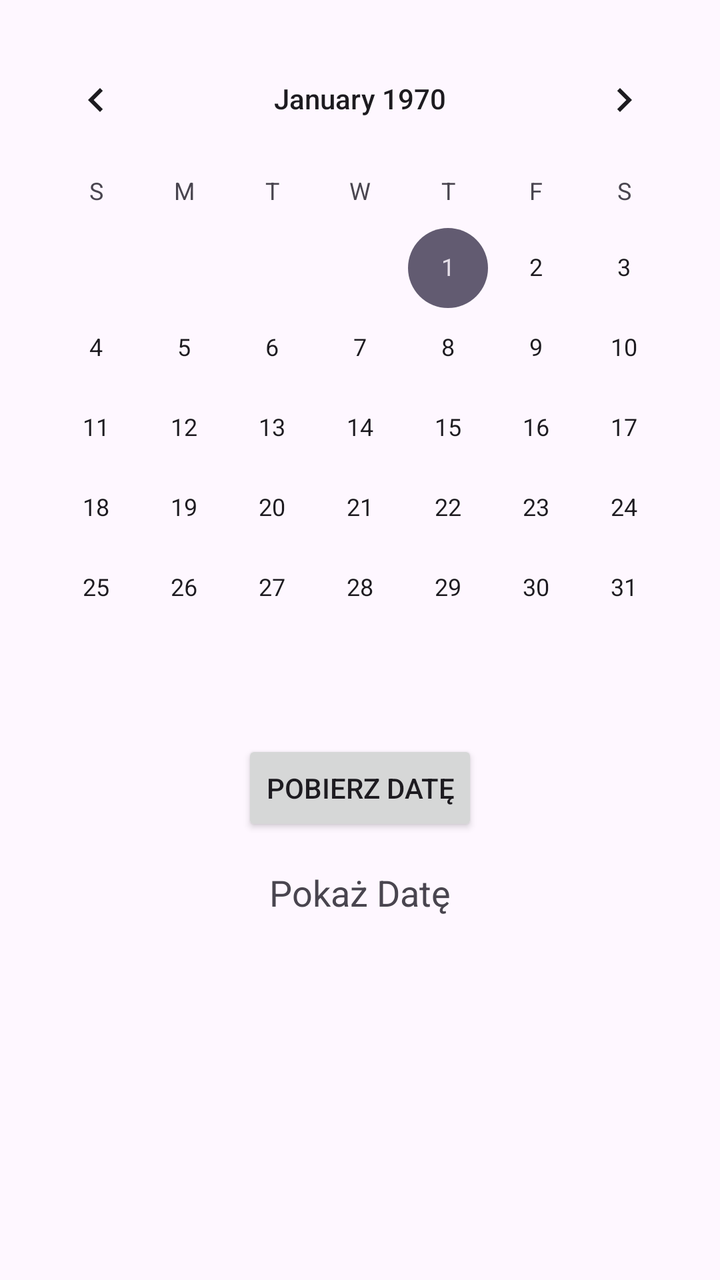
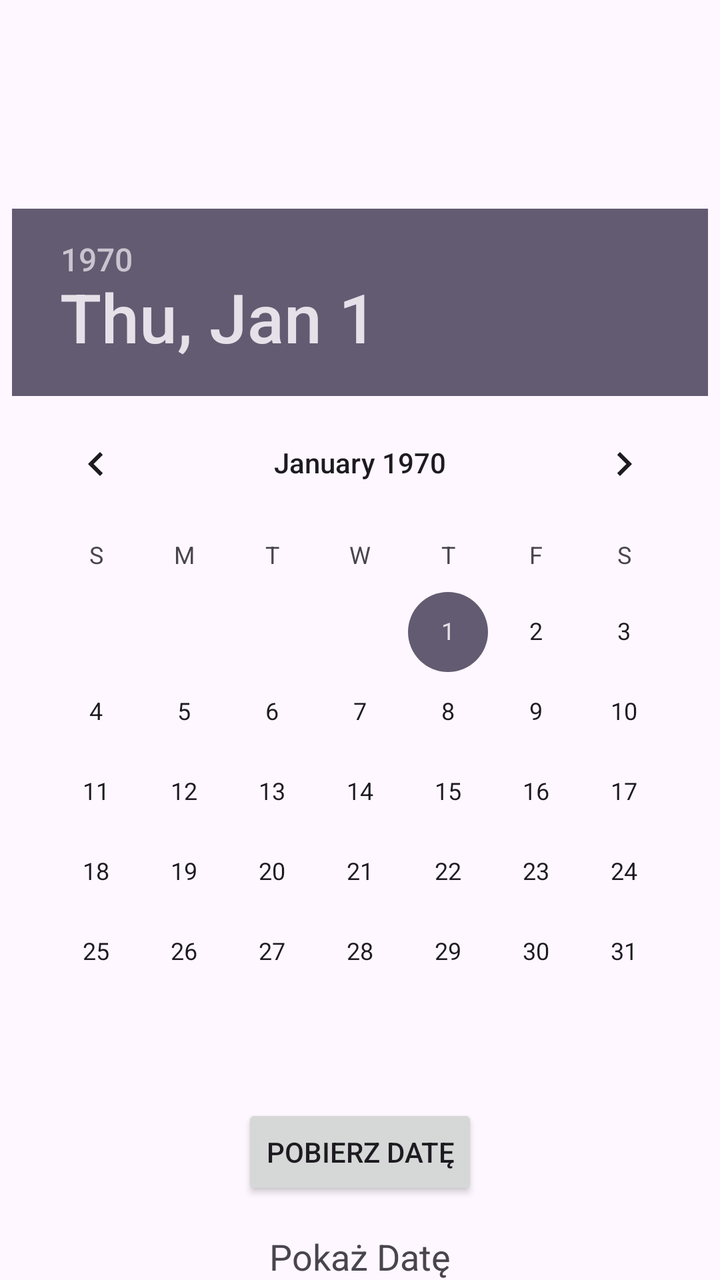

Compare the two renders of this Android layout. The source of the first and the diff that turns it into the second are given below.
<!-- AndroidManifest.xml: application theme Theme.CalendarApp -->
<!-- res/layout/activity_main.xml -->
<?xml version="1.0" encoding="utf-8"?>
<androidx.constraintlayout.widget.ConstraintLayout
    xmlns:android="http://schemas.android.com/apk/res/android"
    xmlns:app="http://schemas.android.com/apk/res-auto"
    xmlns:tools="http://schemas.android.com/tools"
    android:id="@+id/main"
    android:layout_width="match_parent"
    android:layout_height="match_parent"
    tools:context=".MainActivity">

    <CalendarView
        android:id="@+id/calendarView"
        android:layout_width="wrap_content"
        android:layout_height="wrap_content"
        app:layout_constraintTop_toTopOf="parent"
        app:layout_constraintStart_toStartOf="parent"
        app:layout_constraintEnd_toEndOf="parent"
        android:layout_marginTop="16dp" />

    <Button
        android:id="@+id/button"
        android:layout_width="wrap_content"
        android:layout_height="wrap_content"
        android:text="Pobierz Datę"
        app:layout_constraintTop_toBottomOf="@id/calendarView"
        app:layout_constraintStart_toStartOf="parent"
        app:layout_constraintEnd_toEndOf="parent"
        android:layout_marginTop="16dp" />

    <TextView
        android:id="@+id/textView"
        android:layout_width="wrap_content"
        android:layout_height="wrap_content"
        android:text="Pokaż Datę"
        android:textSize="18sp"
        app:layout_constraintTop_toBottomOf="@id/button"
        app:layout_constraintStart_toStartOf="parent"
        app:layout_constraintEnd_toEndOf="parent"
        android:layout_marginTop="16dp" />

</androidx.constraintlayout.widget.ConstraintLayout>
<!-- resources referenced by this layout -->
<resources>
  <style name="Theme.CalendarApp" parent="Base.Theme.CalendarApp" />
  <style name="Base.Theme.CalendarApp" parent="Theme.Material3.DayNight.NoActionBar">
          
          
      </style>
</resources>

<!-- the commit's change to res/layout/activity_main.xml (unified diff, before → after) -->
@@ -8,21 +8,22 @@
     android:layout_height="match_parent"
     tools:context=".MainActivity">
 
-    <CalendarView
-        android:id="@+id/calendarView"
+    <DatePicker
+        android:id="@+id/datePicker"
         android:layout_width="wrap_content"
         android:layout_height="wrap_content"
-        app:layout_constraintTop_toTopOf="parent"
+        android:datePickerMode="calendar"
+        app:layout_constraintBottom_toBottomOf="parent"
+        app:layout_constraintEnd_toEndOf="parent"
         app:layout_constraintStart_toStartOf="parent"
-        app:layout_constraintEnd_toEndOf="parent"
-        android:layout_marginTop="16dp" />
+        app:layout_constraintTop_toTopOf="parent" />
 
     <Button
         android:id="@+id/button"
         android:layout_width="wrap_content"
         android:layout_height="wrap_content"
         android:text="Pobierz Datę"
-        app:layout_constraintTop_toBottomOf="@id/calendarView"
+        app:layout_constraintTop_toBottomOf="@id/datePicker"
         app:layout_constraintStart_toStartOf="parent"
         app:layout_constraintEnd_toEndOf="parent"
         android:layout_marginTop="16dp" />
